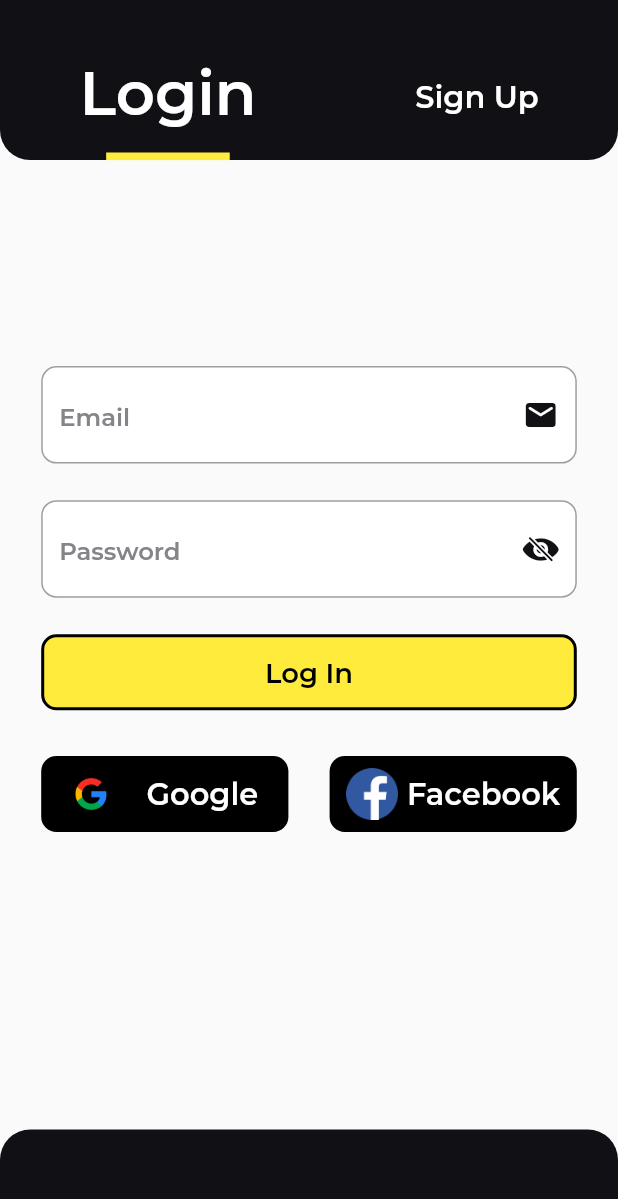
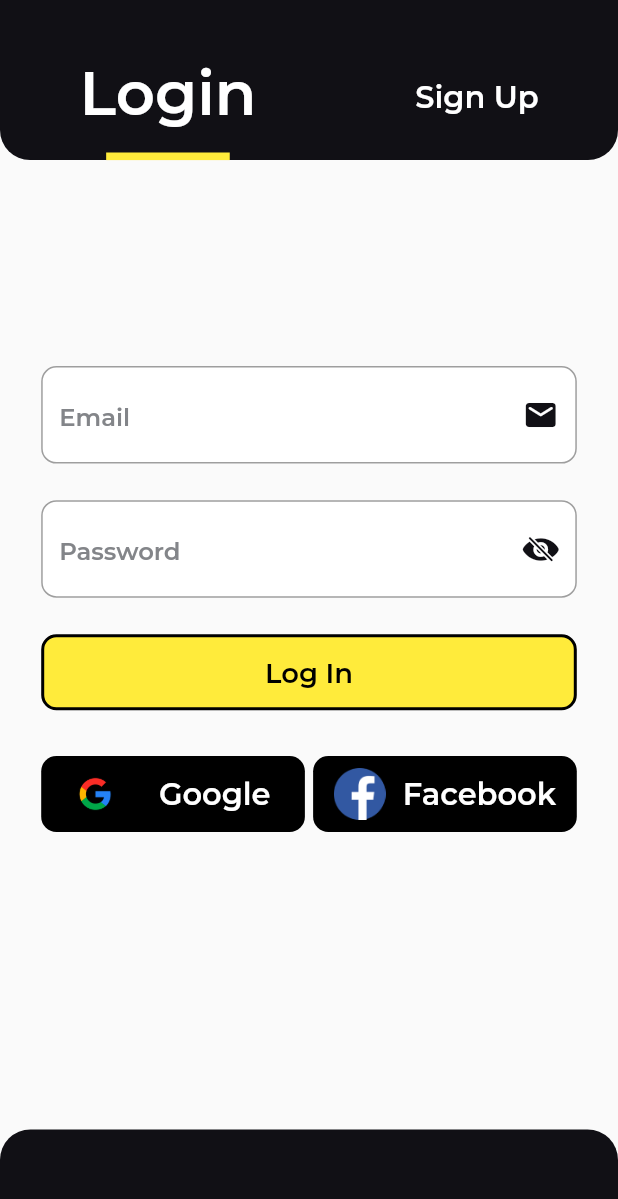
Before and after one commit to MMS0409/techno_world, a Flutter app: the screen it shows after launch, on a phone screen of 412 x 824 dp. Shown: the top 1199 px of the screen. Run offline on Flutter 3.47's test engine with Material 2 defaults, Android fonts, the phone set to English and light mode, and no system bars; drawn by our look-alikes of zoom_tap_animation; our stand-ins replace firebase_auth, firebase_core, flutter_screenutil, google_sign_in; accounts and stored records are empty; statements that could not run were skipped; project files that could hold a hidden picture were left out.

```diff
--- a/lib/ui/auth/widgets/loginWith.dart
+++ b/lib/ui/auth/widgets/loginWith.dart
@@ -15,7 +15,7 @@ class LoginWith extends StatelessWidget {
       onTap: voidCallback,
       child: Container(
         height: 50.h,
-        width: 150.w,
+        width: 160.w,
         decoration: BoxDecoration(
             color: Colors.black,
             borderRadius: BorderRadius.circular(10.r)
--- a/lib/utils/images/app_images.dart
+++ b/lib/utils/images/app_images.dart
@@ -1,6 +1,14 @@
-class AppImages{
+class AppImages {
   static String facebook = "assets/images/facebook.png";
   static String google = "assets/images/google.png";
   static String birdLogo = "assets/images/bird2.png";
-
+  static String categoru_img_first = "assets/images/category_scroll_photo.png";
+  static String bakery = "assets/images/bakery.png";
+  static String beverages = "assets/images/beverages.png";
+  static String egg = "assets/images/egg.png";
+  static String frozen = "assets/images/frozen.png";
+  static String fruit = "assets/images/fruit.png";
+  static String homeCare = "assets/images/home_care.png";
+  static String petCare = "assets/images/pet_care.png";
+  static String vegetables = "assets/images/vegetables.png";
 }
--- a/pubspec.yaml
+++ b/pubspec.yaml
@@ -4,7 +4,7 @@ publish_to: 'none'
 version: 0.1.0
 
 environment:
-  sdk: '>=3.0.2 <4.0.0'
+  sdk: '>=3.0.5 <4.0.0'
 
 dependencies:
   flutter:
```
Also changed, not shown: lib/ui/home/home_screen.dart (+103 -9 lines), pubspec.lock.
